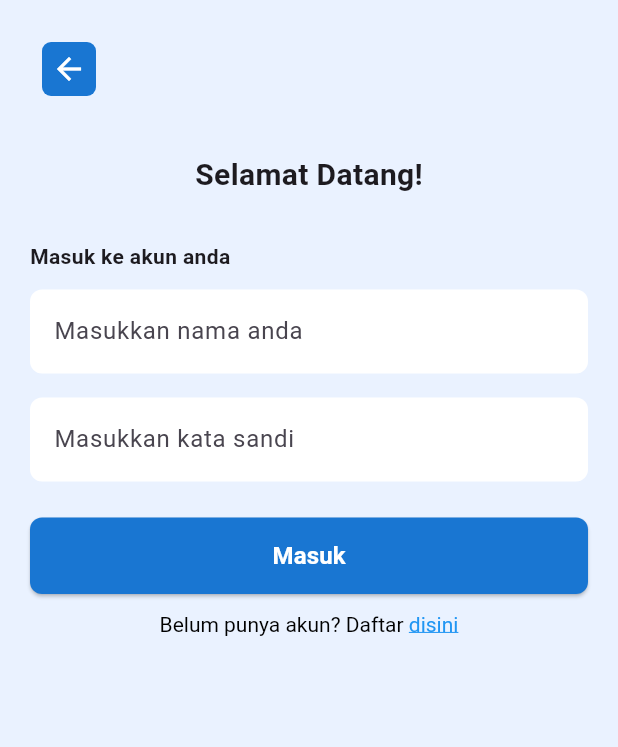
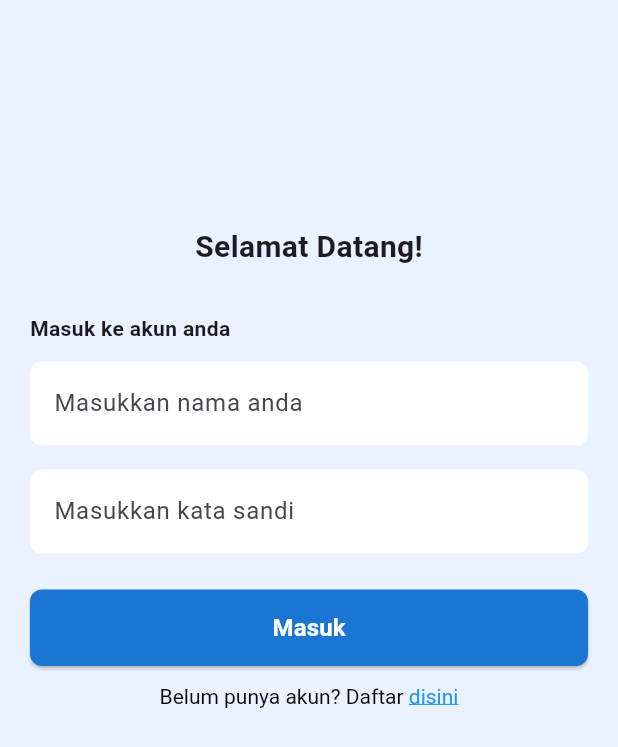
Before and after one commit to OrionZ12/StockFlow-tubes, a Flutter app: the SigninScreen screen opened by its route, after a tap on "Daftar", on a phone screen of 412 x 824 dp. Shown: the top 747 px of the screen. Run offline on Flutter 3.47's test engine with Material 3 defaults, Android fonts, the light colour scheme and no system bars; our stand-ins replace go_router; Roboto replaces fonts that are missing (RobotoSerif).

Commit message:
hapus back

```diff
--- a/lib/screen/login_screen.dart
+++ b/lib/screen/login_screen.dart
@@ -20,20 +20,8 @@ class LoginScreen extends StatelessWidget {
           child: Column(
             crossAxisAlignment: CrossAxisAlignment.start,
             children: [
-              // Back button
-              IconButton(
-                onPressed: () => context.pop(),
-                icon: Container(
-                  decoration: BoxDecoration(
-                    color: Colors.blue.shade700,
-                    borderRadius: BorderRadius.circular(6),
-                  ),
-                  padding: const EdgeInsets.all(6),
-                  child: const Icon(Icons.arrow_back, color: Colors.white),
-                ),
-              ),
 
-              const SizedBox(height: 30),
+              const SizedBox(height: 130),
 
               // Title
               const Center(
--- a/lib/screen/signin_screen.dart
+++ b/lib/screen/signin_screen.dart
@@ -17,16 +17,8 @@ class SigninScreen extends StatelessWidget {
             crossAxisAlignment: CrossAxisAlignment.start,
             children: [
 
-              IconButton(
-                icon: const Icon(Icons.arrow_back, color: Colors.white),
-                style: IconButton.styleFrom(
-                  backgroundColor: Colors.blue.shade700,
-                ),
-                onPressed: () {
-                  context.pop();
-                },
-              ),
-              const SizedBox(height: 20),
+
+              const SizedBox(height: 120),
 
               const Center(
                 child: Text(
```
